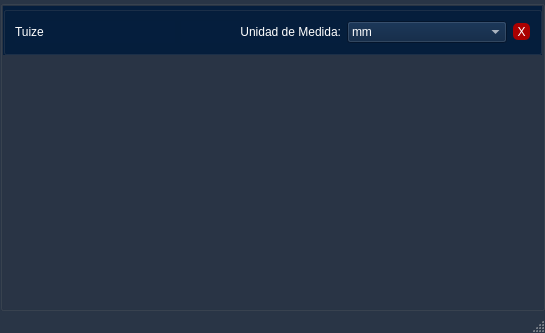
First picture: the form in tools/UI_Main.ui, repository NE0RI0/Tuize, before the edit.
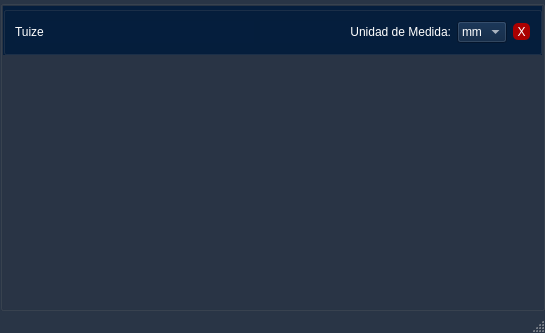
Second picture: the form after the edit.

Commit message: Corrected the dimensions on the header

```diff
--- a/tools/UI_Main.ui
+++ b/tools/UI_Main.ui
@@ -84,6 +84,12 @@
          <layout class="QHBoxLayout" name="horizontalLayout">
           <item>
            <widget class="QLabel" name="label">
+            <property name="sizePolicy">
+             <sizepolicy hsizetype="Preferred" vsizetype="Preferred">
+              <horstretch>50</horstretch>
+              <verstretch>0</verstretch>
+             </sizepolicy>
+            </property>
             <property name="styleSheet">
              <string notr="true">font: 75 20pt &quot;MS Shell Dlg 2&quot;;</string>
             </property>
@@ -94,6 +100,12 @@
           </item>
           <item>
            <widget class="QLabel" name="label_2">
+            <property name="sizePolicy">
+             <sizepolicy hsizetype="Preferred" vsizetype="Preferred">
+              <horstretch>40</horstretch>
+              <verstretch>0</verstretch>
+             </sizepolicy>
+            </property>
             <property name="styleSheet">
              <string notr="true">font: 75 14pt &quot;MS Shell Dlg 2&quot;;</string>
             </property>
@@ -107,6 +119,12 @@
           </item>
           <item>
            <widget class="QComboBox" name="unit_select">
+            <property name="sizePolicy">
+             <sizepolicy hsizetype="Preferred" vsizetype="Fixed">
+              <horstretch>10</horstretch>
+              <verstretch>0</verstretch>
+             </sizepolicy>
+            </property>
             <property name="styleSheet">
              <string notr="true">font: 12pt &quot;MS Shell Dlg 2&quot;;</string>
             </property>
```
Left out of the diff: 6 changed lines with no effect on the pictures. The commit also changes 2 other files.
